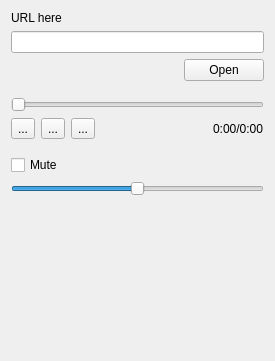
Before: the Qt Designer form graphics/property/videoproperty.ui in keyanmca/DesktopLiveManager, drawn with Qt 5.
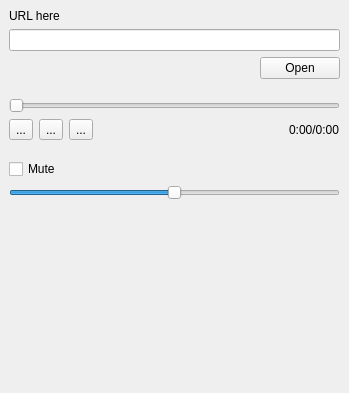
After: the same form once the commit is applied.

Commit message: changed setting view layout and fixed a few bugs

Diff of the .ui file:
```diff
--- a/graphics/property/videoproperty.ui
+++ b/graphics/property/videoproperty.ui
@@ -6,25 +6,55 @@
    <rect>
     <x>0</x>
     <y>0</y>
-    <width>275</width>
-    <height>361</height>
+    <width>349</width>
+    <height>393</height>
    </rect>
   </property>
   <property name="windowTitle">
    <string>Form</string>
   </property>
   <layout class="QVBoxLayout" name="verticalLayout">
+   <property name="leftMargin">
+    <number>0</number>
+   </property>
+   <property name="topMargin">
+    <number>0</number>
+   </property>
+   <property name="rightMargin">
+    <number>0</number>
+   </property>
+   <property name="bottomMargin">
+    <number>0</number>
+   </property>
    <item>
+    <widget class="QScrollArea" name="scrollArea">
+     <property name="frameShape">
+      <enum>QFrame::NoFrame</enum>
+     </property>
+     <property name="widgetResizable">
+      <bool>true</bool>
+     </property>
+     <widget class="QWidget" name="scrollAreaWidgetContents">
+      <property name="geometry">
+       <rect>
+        <x>0</x>
+        <y>0</y>
+        <width>349</width>
+        <height>393</height>
+       </rect>
+      </property>
+      <layout class="QGridLayout" name="gridLayout">
+       <item row="0" column="0">
     <widget class="QLabel" name="label">
      <property name="text">
       <string>URL here</string>
      </property>
     </widget>
    </item>
-   <item>
+       <item row="1" column="0">
     <widget class="QLineEdit" name="v_url_"/>
    </item>
-   <item>
+       <item row="2" column="0">
     <layout class="QHBoxLayout" name="horizontalLayout_2">
      <item>
       <spacer name="horizontalSpacer_2">
@@ -48,7 +78,7 @@
      </item>
     </layout>
    </item>
-   <item>
+       <item row="3" column="0">
     <spacer name="verticalSpacer_2">
      <property name="orientation">
       <enum>Qt::Vertical</enum>
@@ -58,20 +88,20 @@
      </property>
      <property name="sizeHint" stdset="0">
       <size>
-       <width>0</width>
-       <height>10</height>
+           <width>254</width>
+           <height>13</height>
       </size>
      </property>
     </spacer>
    </item>
-   <item>
+       <item row="4" column="0">
     <widget class="QSlider" name="v_progress_">
      <property name="orientation">
       <enum>Qt::Horizontal</enum>
      </property>
     </widget>
    </item>
-   <item>
+       <item row="5" column="0">
     <layout class="QHBoxLayout" name="horizontalLayout">
      <item>
       <widget class="QToolButton" name="v_play_">
@@ -116,7 +146,7 @@
      </item>
     </layout>
    </item>
-   <item>
+       <item row="6" column="0">
     <spacer name="verticalSpacer_3">
      <property name="orientation">
       <enum>Qt::Vertical</enum>
@@ -126,20 +156,20 @@
      </property>
      <property name="sizeHint" stdset="0">
       <size>
-       <width>0</width>
-       <height>10</height>
+           <width>254</width>
+           <height>13</height>
       </size>
      </property>
     </spacer>
    </item>
-   <item>
+       <item row="7" column="0">
     <widget class="QCheckBox" name="v_mute_">
      <property name="text">
       <string>Mute</string>
      </property>
     </widget>
    </item>
-   <item>
+       <item row="8" column="0">
     <widget class="QSlider" name="v_volume_">
      <property name="maximum">
       <number>100</number>
@@ -152,18 +182,22 @@
      </property>
     </widget>
    </item>
-   <item>
+       <item row="9" column="0">
     <spacer name="verticalSpacer">
      <property name="orientation">
       <enum>Qt::Vertical</enum>
      </property>
      <property name="sizeHint" stdset="0">
       <size>
-       <width>20</width>
-       <height>40</height>
+           <width>17</width>
+           <height>148</height>
       </size>
      </property>
     </spacer>
+       </item>
+      </layout>
+     </widget>
+    </widget>
    </item>
   </layout>
  </widget>
```
Lines whose indentation alone changed are shown as unchanged. The commit also changes 29 other files.
